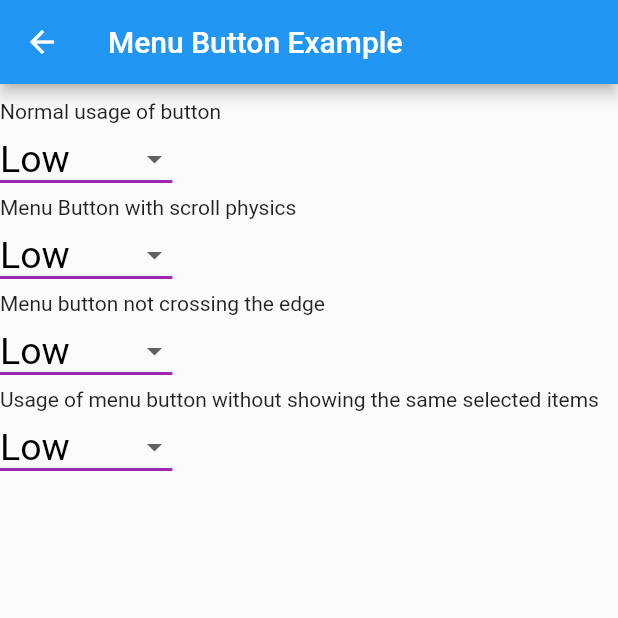
After one commit to manjeetbhasin/buttons_radio_demo, a Flutter app: the MenuButton screen opened directly, on a phone screen of 412 x 824 dp, the top half of it. The commit adds this screen. Run offline on Flutter 3.47's test engine with Material 2 defaults, Android fonts, the phone set to English and light mode, and no system bars.

Commit message:
changes by naman sir

```diff
--- a/lib/button_demo.dart
+++ b/lib/button_demo.dart
@@ -114,9 +114,12 @@ class _ButtonDemoState extends State<ButtonDemo> {
                 children: [
                   Icon(Icons.car_rental),
                 ],
+
               ),
+
             ),
           ),
+
         ]),
       ),
     ); }
--- a/lib/groupedbutton_demo.dart
+++ b/lib/groupedbutton_demo.dart
@@ -1,4 +1,3 @@
-import 'package:flutter/gestures.dart';
 import 'package:flutter/material.dart';
 
 class GroupedButton extends StatefulWidget {
@@ -169,7 +168,6 @@ class _GroupedButtonState extends State<GroupedButton> {
 
             Positioned(
               child: SingleChildScrollView(
-                //dragStartBehavior:DragStartBehavior.start ,
                 scrollDirection: Axis.horizontal,
                 child: Row(
                   children: [
--- a/lib/main.dart
+++ b/lib/main.dart
@@ -1,5 +1,7 @@
 import 'package:buttons_radio_demo/button_demo.dart';
+import 'package:buttons_radio_demo/flutterdemohomepage.dart';
 import 'package:buttons_radio_demo/groupedbutton_demo.dart';
+import 'package:buttons_radio_demo/menubutton.dart';
 import 'package:flutter/cupertino.dart';
 import 'package:flutter/material.dart';
 
@@ -17,7 +19,7 @@ class MyApp extends StatelessWidget {
         primarySwatch: Colors.blue,
       ),
       debugShowCheckedModeBanner: false,
-      home: GroupedButton(),
+      home: ButtonDemo(),
     );
   }
 }
--- /dev/null
+++ b/lib/menubutton.dart
@@ -0,0 +1,76 @@
+import 'package:flutter/cupertino.dart';
+import 'package:flutter/material.dart';
+
+class MenuButton extends StatefulWidget {
+
+  const MenuButton({Key? key}) : super(key: key);
+
+  @override
+  _MenuButtonState createState() => _MenuButtonState();
+}
+
+class _MenuButtonState extends State<MenuButton> {
+  String dropdownValue = "Low";
+  Widget dropdown(){
+    return DropdownButton<String>(
+      value: dropdownValue,
+      icon: const Icon(Icons.arrow_drop_down),
+      iconSize: 24,
+      elevation: 15,
+      style: TextStyle(color: Colors.black, fontSize: 25),
+      underline: Container(
+        height: 2,
+        color: Colors.purple,
+      ),
+      onChanged: (String? newValue) {
+        setState(() {
+          dropdownValue = newValue!;
+        });
+      },
+      items: <String>[
+        'Low',
+        'Medium',
+        'High',
+      ].map<DropdownMenuItem<String>>((String value) {
+        return DropdownMenuItem<String>(
+          value: value,
+          child: Text(value),
+        );
+      }).toList(),
+    );
+  }
+  @override
+  Widget build(BuildContext context) {
+    return Scaffold(
+      appBar: AppBar(
+        title: Text("Menu Button Example"),
+      ),
+      body: Column(
+        crossAxisAlignment: CrossAxisAlignment.start,
+          children: [
+            SizedBox(height: 10,),
+            Text("Normal usage of button"),
+           // SizedBox(height: 10,),
+             dropdown(),
+            //SizedBox(height: 10,),
+            Text("Menu Button with scroll physics"),
+            //SizedBox(height: 10,),
+            dropdown(),
+          //  SizedBox(height: 10,),
+            Text("Menu button not crossing the edge"),
+            dropdown(),
+           // SizedBox(height: 10,),
+            Text("Usage of menu button without showing the same selected items"),
+           // SizedBox(height: 10,),
+            dropdown(),
+
+
+
+          ],
+        ),
+
+
+        );
+      //dropdown()
+  }
+}
```
Also changed, not shown: lib/flutterdemohomepage.dart (added, +50 -0 lines).
